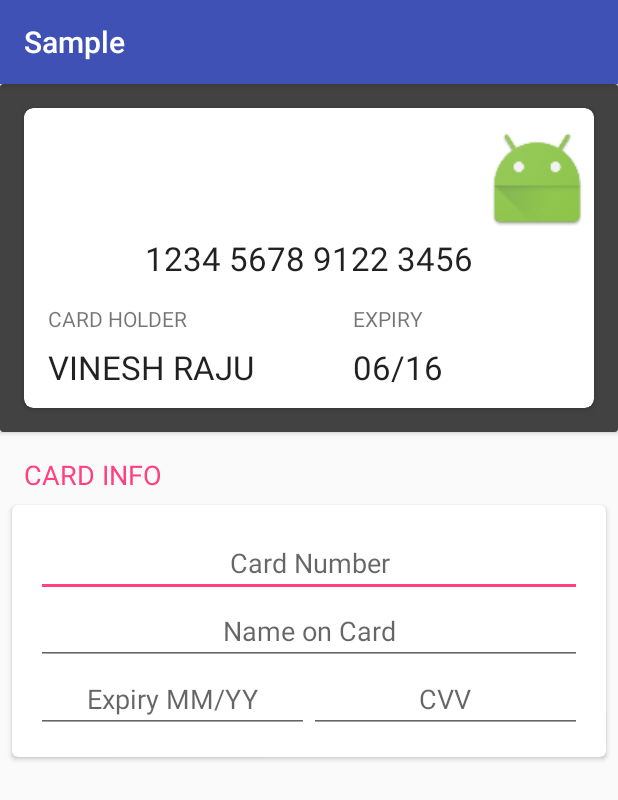
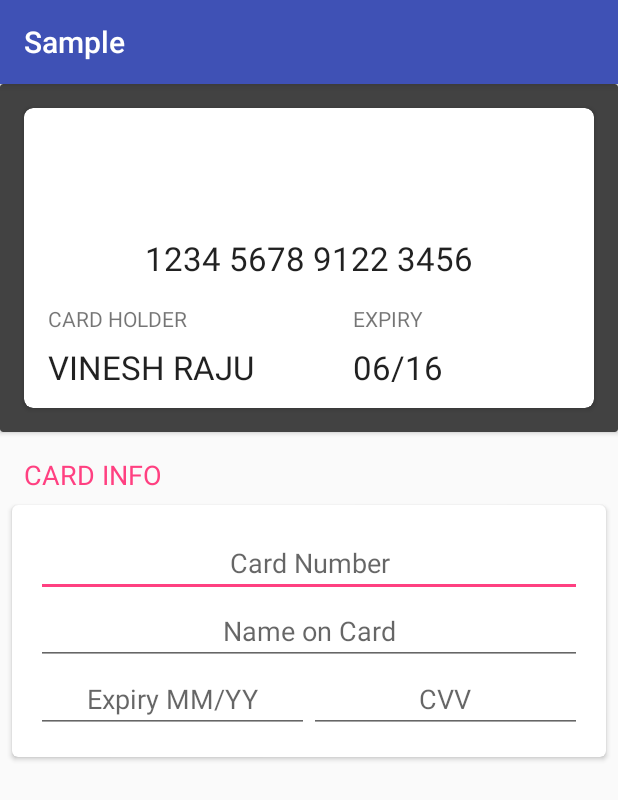
Before and after one commit to theVinesh/CreditCardView, an Android app: the screen it shows after launch (MainActivity), on a phone screen of 412 x 824 dp. Shown: the top 800 px of the screen. Run offline under Robolectric (Android 15) with nearby library versions, the phone set to English and light mode, and no system bars; 1 statement that could not run was skipped.

Commit message:
custom fonts

```diff
--- a/creditcardview/src/main/java/xyz/vinesh/creditcardview/CardTypes.java
+++ b/creditcardview/src/main/java/xyz/vinesh/creditcardview/CardTypes.java
@@ -22,7 +22,7 @@ public class CardTypes {
         learn("^5[1-5][0-9]{14}$", R.drawable.ic_billing_mastercard_logo);
 
         //visa card pattern
-        learn("^4[0-9]{12}(?:[0-9]{3})?$", R.drawable.ic_billing_visa_logo);
+        learn("^4[0-9]{12}(?:[0-9]{3})?$", R.drawable.visa_logo);
 
         //amex card pattern
         learn("^3[47][0-9]{13}$", R.drawable.ic_billing_amex_logo1);
--- a/creditcardview/src/main/java/xyz/vinesh/creditcardview/CreditCardView.java
+++ b/creditcardview/src/main/java/xyz/vinesh/creditcardview/CreditCardView.java
@@ -3,6 +3,7 @@ package xyz.vinesh.creditcardview;
 import android.content.Context;
 import android.content.res.TypedArray;
 import android.graphics.Color;
+import android.graphics.Typeface;
 import android.support.v7.widget.CardView;
 import android.text.Editable;
 import android.text.TextWatcher;
@@ -22,6 +23,7 @@ public class CreditCardView extends CardView {
     TextView number, name, expiry;
     ImageView logo;
     Context context;
+    Typeface typeface;
 
     CardTypes cardTypes;
 
@@ -86,6 +88,13 @@ public class CreditCardView extends CardView {
         expiry = (TextView) view.findViewById(R.id.tvExpiry);
         logo = (ImageView) view.findViewById(R.id.ivLogo);
 
+        typeface = Typeface.createFromAsset(getContext().getAssets(), "fonts/ocraextended.ttf");
+        number.setTypeface(typeface);
+        name.setTypeface(typeface);
+        expiry.setTypeface(typeface);
+        //cvv.setTypeface(typeface);
+
+
         number.addTextChangedListener(new TextWatcher() {
             @Override
             public void beforeTextChanged(CharSequence s, int start, int count, int after) {
@@ -116,7 +125,7 @@ public class CreditCardView extends CardView {
                 logo.setImageResource(cardType.getLogoResource());
                 break;
             }
-            if (!matched) logo.setImageResource(R.mipmap.ic_launcher);
+            if (!matched) logo.setImageDrawable(null);
         }
     }
 
--- a/creditcardview/src/main/res/layout/credit_card_view.xml
+++ b/creditcardview/src/main/res/layout/credit_card_view.xml
@@ -48,6 +48,7 @@
                     android:layout_marginTop="8dp"
                     android:lines="1"
                     android:text="XXXXXXX XXXX"
+                    android:textAllCaps="true"
                     android:textAppearance="?android:attr/textAppearanceLarge" />
             </LinearLayout>
 
@@ -79,10 +80,10 @@
             android:id="@+id/ivLogo"
             android:layout_width="75dp"
             android:layout_height="75dp"
-            android:padding="2dp"
             android:layout_above="@+id/tvCardNumber"
             android:layout_alignParentRight="true"
- />
+            android:layout_marginRight="8dp"
+            android:padding="2dp" />
     </RelativeLayout>
 
 </android.support.v7.widget.CardView>
```
Also changed, not shown: creditcardview/src/main/res/drawable/ic_billing_visa_logo.png (deleted), creditcardview/src/main/res/drawable/unknown_card.png (added), creditcardview/src/main/res/drawable/visa_logo.png (added).
